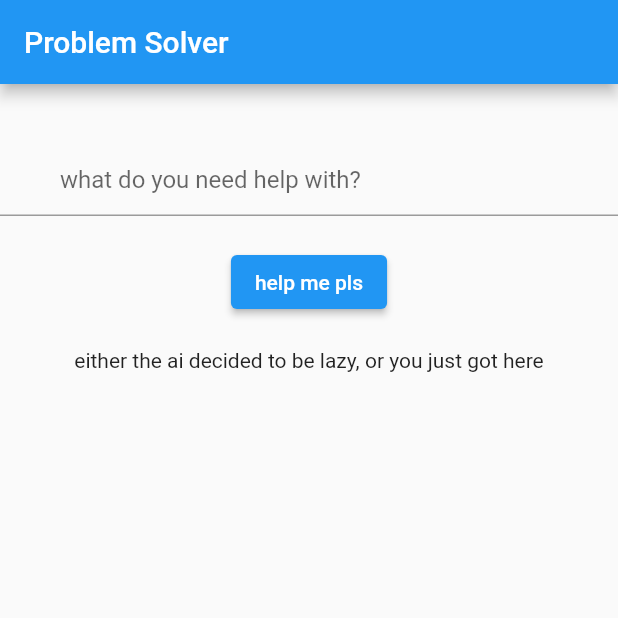
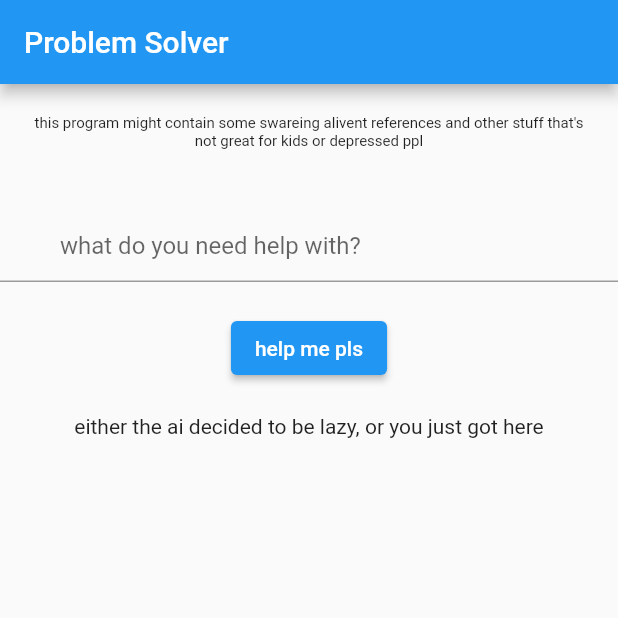
Before and after one commit to creativename64/life_advice, a Flutter app: the screen it shows after launch, on a phone screen of 412 x 824 dp, the top half of it. Run offline on Flutter 3.47's test engine with Material 2 defaults, Android fonts, the phone set to English and light mode, and no system bars; our stand-ins replace firebase_core; accounts and stored records are empty.

Commit message:
new outcomes and typo fixes

```diff
--- a/lib/main.dart
+++ b/lib/main.dart
@@ -14,7 +14,7 @@ var list = [
   'listen to music for a bit then think it over',
   'bribe someone involved',
   'doom scroll instagram and follow @creativename64 while youre at it',
-  'just fina another chance to',
+  'just find a another chance to',
   'get that cringe outta here',
   'do nothing',
   'give me money',
@@ -34,7 +34,7 @@ var list = [
   'do less shit',
   'but why?',
   'go with your gut',
-  'freeze your fruits and vegss',
+  'freeze your fruits and veges',
   'clean your room or house',
   'drink less iced coffee',
   'why are you asking a stupid program by a stupid person for advice, reach out to someone that you trust',
@@ -49,10 +49,44 @@ var list = [
   'get inspired by other people’s success',
   'google it',
   'im sorry but you are going to die, you cant even do anything about it',
-  'thats cool and all but have you heard about the 4v1 asemetrical multiplayer horror game idenity v by netease?',
-  'there is no backsliding into old habits, meerly re-runs',
+  'thats cool and all but have you heard about the 4v1 asymmetrical multiplayer horror game identity v by netease?',
+  'there is no backsliding into old habits, merely re-runs',
   'facebook said that it had now fixed the problem',
   'it COULD be worse',
+  'you might want to check your bank account',
+  'drink some water, you seem dehydrated',
+  'if you can ignore the problem for now come back to it tomorrow with new ideas',
+  'i-is your fridge running par chance... shit *click*',
+  'have you lied to your doctor?, if yes that bad dont do that',
+  'thats what SHE said, hehe',
+  'look im just a staving small indie developer forced into a box to give out advice',
+  '☠️',
+  'anything can be a hole puncher if you try hard enough',
+  'i honestly dont know what to put here (not about your problem i just dont want to code more of these)',
+  'bees.',
+  'go worship treesus',
+  'pray to lord hexagon the bestagon',
+  'go help a small independent nation fight for independence, you will feel better, no cap',
+  'go help a random bird and or person named after a bird (unless that name is in fact their middle name then their fyp is too close to mine)',
+  'a racoon meme a day keeps the big sad away or something',
+  'typing useless life advice every day until i just cant anymore',
+  'https://open.spotify.com/track/2RiBogNRfulkNf7fVbPOrJ?si=25af3d3dc3cf4dfa',
+  '*pats on back*',
+  'life is short, life is shit, soon it will be over',
+  'are  you a god or a freezer, thats right a frickin god',
+  'jeebus go see a therapist',
+  'repeat after me: i am a confident chicken',
+  'your three options are poison torture and bird',
+  'take a box fill it to the brim with ranch and send it though the mail',
+  'chef hot-and-spicy is TRIGGERED',
+  'life is pain but thats how you make money',
+  'big squid egg squid egg chain egg big squid anchor egg egg',
+  'sleep and like more then the two hours you probably get',
+  'is that even your house, is that sappho youre reading?',
+  'oh crap this is a human, not a frickin chicken.. BOB GET UR ASS OVER HERE',
+  'wow.. just wow',
+  'watch heartstopper on netflix, the vibes are immaculate',
+  'gae?',
 ];
 var gae = 'enter something in the box then i can give you advice';
 
@@ -92,6 +126,19 @@ class _MyStatefulWidgetState extends State<MyStatefulWidget> {
       child: Column(
         crossAxisAlignment: CrossAxisAlignment.start,
         children: <Widget>[
+          const SizedBox(
+            height: 20,
+          ),
+          Container(
+            padding: const EdgeInsets.only(left: 20, right: 20),
+            child: const Center(
+                child: Text(
+              "this program might contain some swareing alivent references and other stuff that's not great for kids or depressed ppl",
+              textAlign: TextAlign.center,
+              style: TextStyle(fontSize: 10),
+            )),
+          ),
+
           const SizedBox(height: 40),
           TextFormField(
             decoration: const InputDecoration(
```
